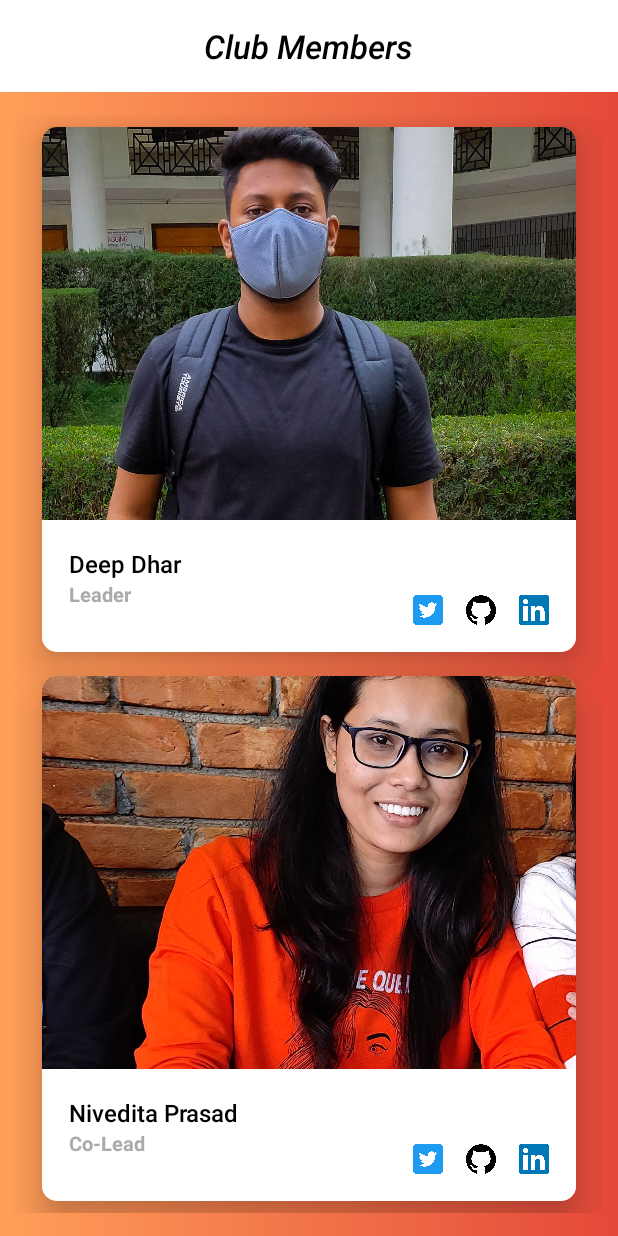
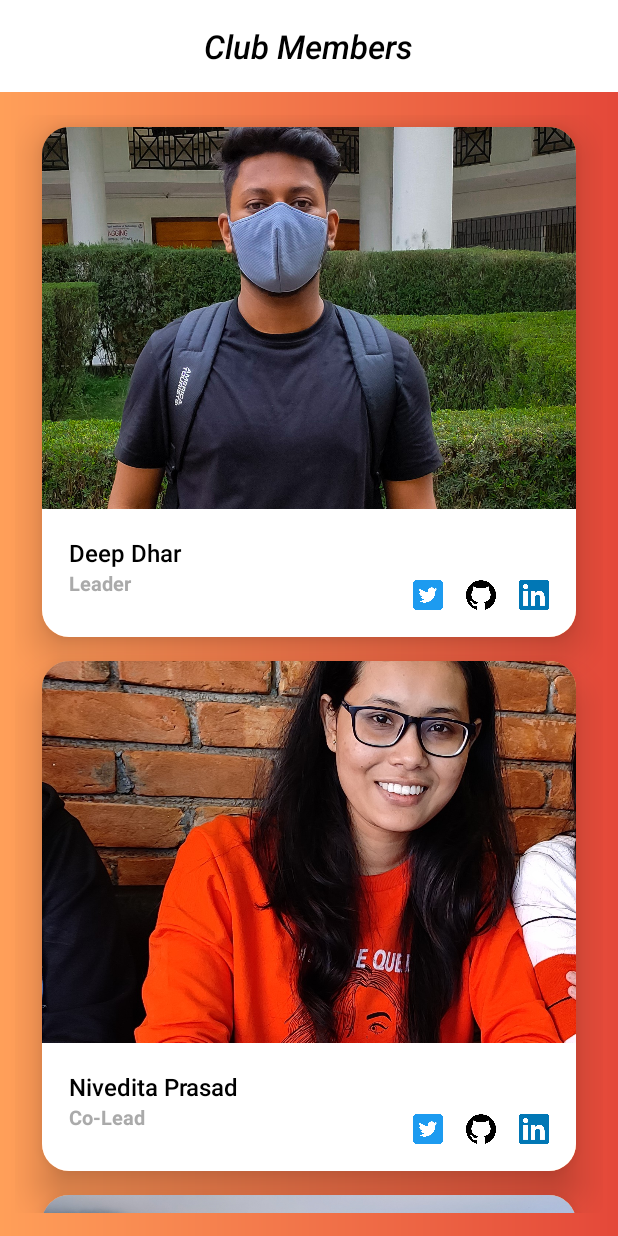
Before and after one commit to deepdhar/Hack-Club-App, an Android app: the MembersActivity screen opened directly, with no data from a screen before it, after a tap on an icon or button, on a phone screen of 412 x 824 dp. Run offline under Robolectric (Android 15) with nearby library versions, the phone set to English and light mode, and no system bars.

Commit message:
updated MembersActivity

```diff
--- a/app/src/main/java/com/example/android/hackclubapp/Adapter/MembersAdapter.java
+++ b/app/src/main/java/com/example/android/hackclubapp/Adapter/MembersAdapter.java
@@ -55,7 +55,7 @@ public class MembersAdapter extends RecyclerView.Adapter<MembersAdapter.ViewHold
         holder.linkedinImage.setOnClickListener(new View.OnClickListener() {
             @Override
             public void onClick(View view) {
-                String url = membersList.getLinkedInUrl();
+                String url = "https://www.linkedin.com/in/" + membersList.getLinkedInUrl();
                 Intent i = new Intent(Intent.ACTION_VIEW, Uri.parse(url));
                 context.startActivity(i);
                 Toast.makeText(context, "LinkedIn", Toast.LENGTH_SHORT).show();
--- a/app/src/main/java/com/example/android/hackclubapp/MembersActivity.java
+++ b/app/src/main/java/com/example/android/hackclubapp/MembersActivity.java
@@ -25,9 +25,9 @@ public class MembersActivity extends AppCompatActivity {
 
         Members[] members = new Members[] {
                 //add members here
-                new Members("Deep Dhar", "Leader", R.drawable.sample_image, "https://www.linkedin.com/in/deep-dhar/", "deepdhar", "deepdhar2000"),
-                new Members("Nivedita Prasad", "Co-Lead", R.drawable.nivi_sample, "https://www.linkedin.com/in/nivedita-prasad-706719194/", "Nivedita-coder", "NiveditaPrasa15"),
-                new Members("Alok Kumar Sah", "Co-Lead", R.drawable.alokx_sample, "https://www.linkedin.com/in/alok-kumar-987b4b190/", "alokkumax", "alokkumax"),
+                new Members("Deep Dhar", "Leader", R.drawable.sample_image, "deep-dhar/", "deepdhar", "deepdhar2000"),
+                new Members("Nivedita Prasad", "Co-Lead", R.drawable.nivi_sample, "nivedita-prasad-706719194/", "Nivedita-coder", "NiveditaPrasa15"),
+                new Members("Alok Kumar Sah", "Co-Lead", R.drawable.alokx_sample, "alok-kumar-987b4b190/", "alokkumax", "alokkumax"),
         };
 
         MembersAdapter adapter = new MembersAdapter(members, MembersActivity.this);
--- a/app/src/main/res/layout/members_layout.xml
+++ b/app/src/main/res/layout/members_layout.xml
@@ -15,14 +15,14 @@
         android:layout_width="match_parent"
         android:layout_height="wrap_content"
         app:cardElevation="15dp"
-        app:cardCornerRadius="10dp"
+        app:cardCornerRadius="18dp"
         android:layout_marginVertical="8dp"
         android:layout_marginHorizontal="18dp">
 
         <LinearLayout
             android:id="@+id/taskRelativeLayout"
             android:layout_width="match_parent"
-            android:layout_height="350dp"
+            android:layout_height="340dp"
             android:background="#ff9f59"
             android:gravity="center"
             android:orientation="vertical">
```
